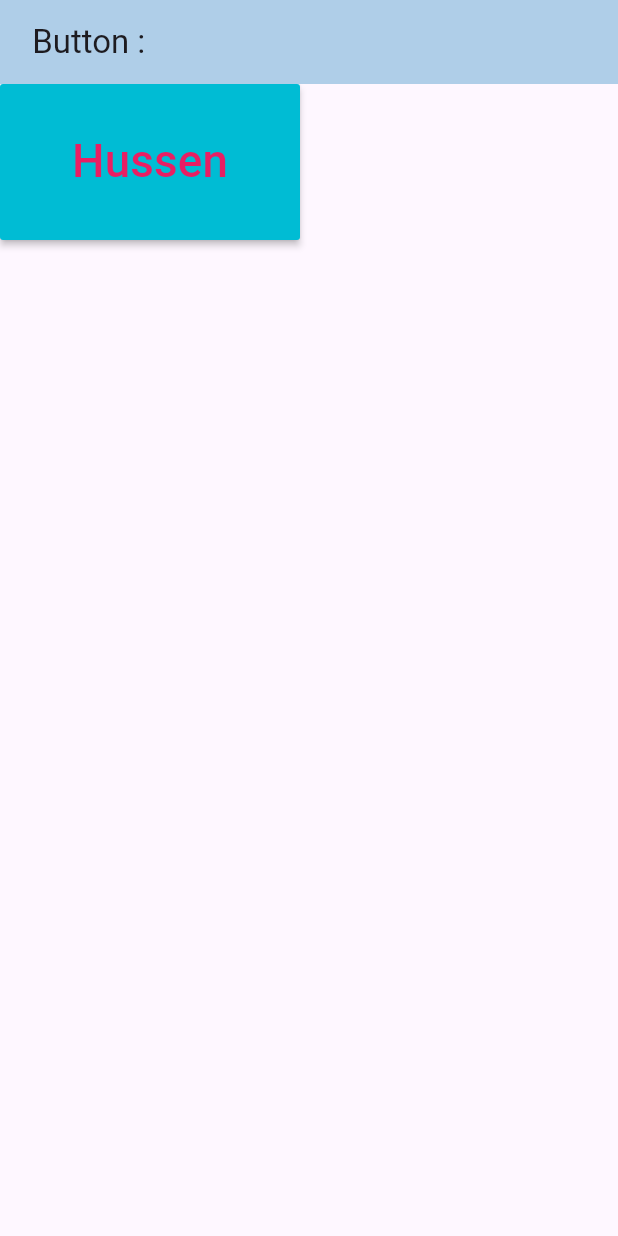
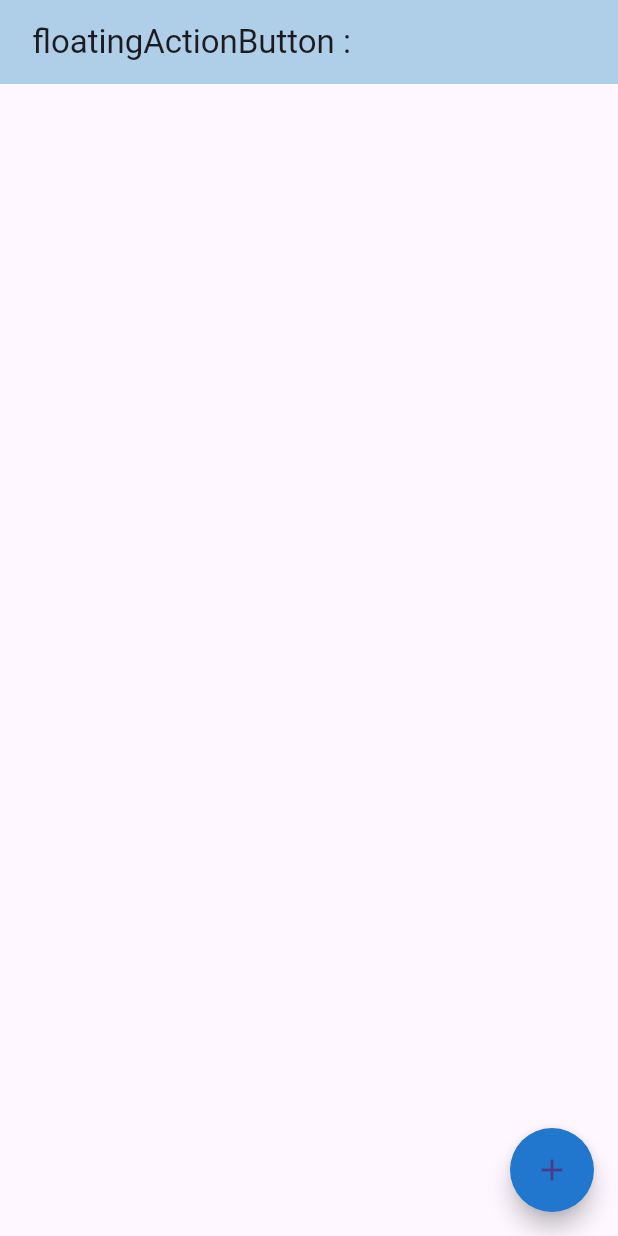
Before and after one commit to HussenAlwees/basics, a Flutter app: the screen it shows after launch, on a phone screen of 412 x 824 dp. Run offline on Flutter 3.47's test engine with Material 3 defaults, Android fonts, the phone set to English and light mode, and no system bars.

Commit message:
floatingActionButton

```diff
--- a/lib/main.dart
+++ b/lib/main.dart
@@ -12,29 +12,21 @@ class MyApp extends StatelessWidget {
   Widget build(BuildContext context) {
     return MaterialApp(
       home: Scaffold(
+        floatingActionButton: FloatingActionButton(
+          child: Icon(Icons.add),
+          backgroundColor: Color.fromARGB(255, 32, 119, 205),
+          shape: CircleBorder(eccentricity: 0.5),
+          onPressed: () {
+            print("Hussen");
+          },
+        ), //FloatingActionButton
         appBar: AppBar(
-          title: const Text(" Button :"),
+          title: const Text(" floatingActionButton :"),
           backgroundColor: const Color.fromARGB(255, 175, 206, 232),
         ), //AppBar
         body: Container(
           child: Column(
-            children: [
-              MaterialButton(
-                color: Colors.cyan,
-                textColor: Colors.pink,
-                minWidth: 200,
-                height: 40,
-                padding: EdgeInsets.all(30),
-                onLongPress: () => print("long press on the button "),
-                onPressed: () {
-                  print("the button is pressed");
-                },
-                child: Text(
-                  "Hussen",
-                  style: TextStyle(fontSize: 30.5),
-                ),
-              ),
-            ],
+            children: [],
           ), // column
         ), //Container
       ), //Scaffold
```
